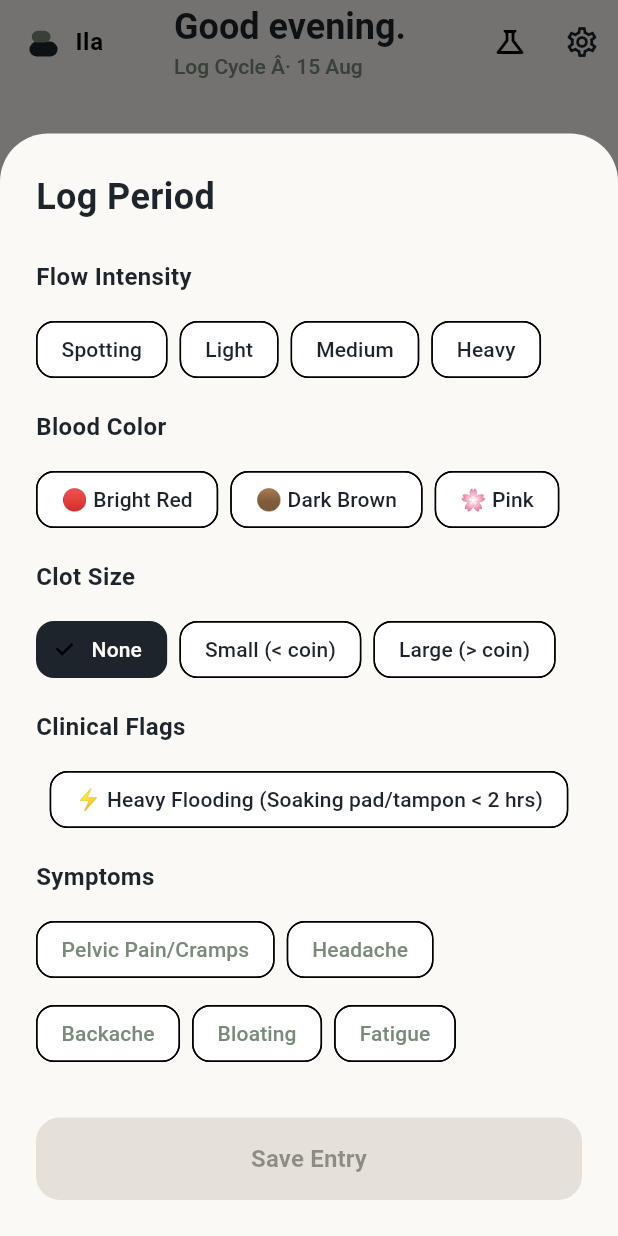
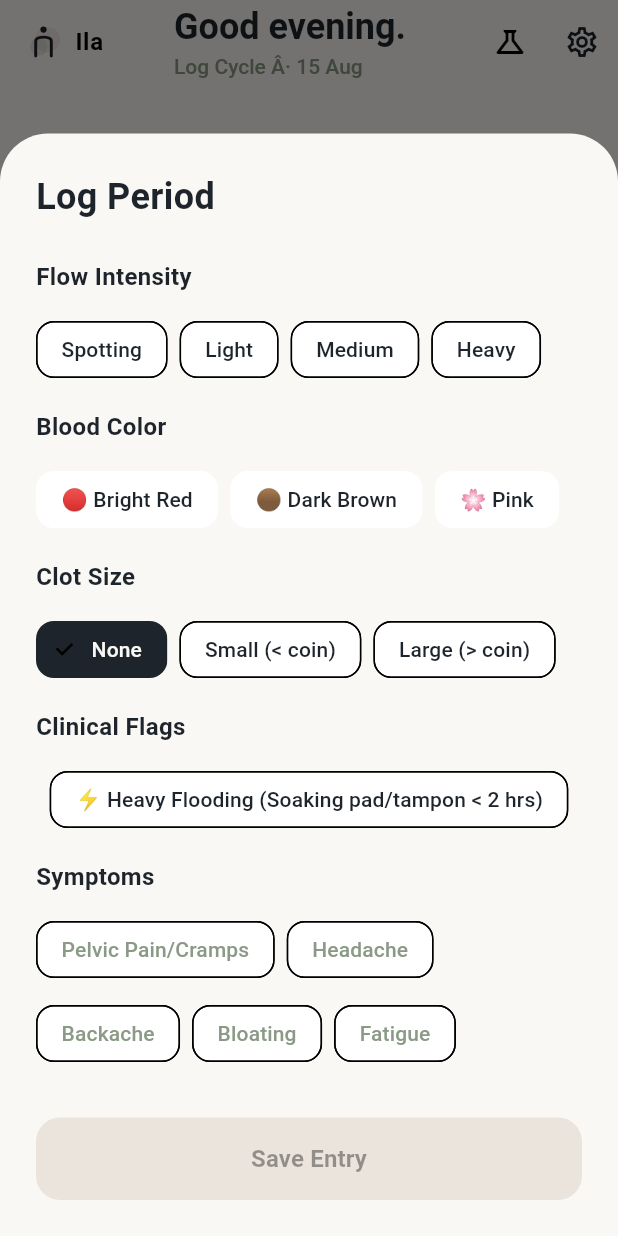
Before and after one commit to Susmita-Dey/ila_app, a Flutter app: the screen it shows after launch, after a tap on "Continue", after a tap on "Cycle Log", on a phone screen of 412 x 824 dp. Run offline on Flutter 3.47's test engine with Material 3 defaults, Android fonts, the phone set to English and light mode, and no system bars; our stand-ins replace device_info_plus, drift, flutter_local_notifications, flutter_riverpod, package_info_plus, pdf and 4 more; accounts and stored records are empty; generated files the repository leaves out were written again.

Commit message:
Update to Refined Editorial Visual Identity and Notion-Style Illustrations

```diff
--- a/lib/core/theme/app_theme.dart
+++ b/lib/core/theme/app_theme.dart
@@ -1,47 +1,70 @@
 import 'package:flutter/material.dart';
 
 class AppColors {
-  static const warmIvory = Color(0xFFFBF9F5);
-  static const deepInk = Color(0xFF1E242B);
-  static const mutedSage = Color(0xFF7A8B7B);
-  static const softLavender = Color(0xFF9B8FB1);
-  static const subtlePeach = Color(0xFFE89A7D);
-  static const lightBorder = Color(0xFFE5E0D8);
-  static const cardBg = Color(0xFFFFFFFF);
-  static const alertRed = Color(0xFFD9534F);
+  // Canvas & Surfaces
+  static const Color warmCanvas = Color(0xFFFAF8F5); // Warm Cream / Ivory
+  static const Color cardSurface = Color(0xFFFFFFFF);
+  static const Color cardBorder = Color(0xFFEAE4DC);
+
+  // Typography & Primary Strokes
+  static const Color charcoalInk = Color(0xFF1E242B);
+  static const Color mutedText = Color(0xFF6B7280);
+
+  // Editorial Accent Washes (20% Opacity for Watercolor Fills)
+  static const Color washedSage = Color(0xFF8A9A86);
+  static const Color sageTint = Color(0x338A9A86); // 20% opacity
+
+  static const Color dustyBlush = Color(0xFFDCAE9F);
+  static const Color blushTint = Color(0x33DCAE9F); // 20% opacity
+
+  static const Color clayTerracotta = Color(0xFFD98A72);
+  static const Color clayTint = Color(0x33D98A72); // 20% opacity
+
+  static const Color warmOchre = Color(0xFFE8C58C);
+  static const Color ochreTint = Color(0x33E8C58C); // 20% opacity
+
+  // Legacy aliases to prevent compile errors during transition
+  static const Color warmIvory = warmCanvas;
+  static const Color deepInk = charcoalInk;
+  static const Color mutedSage = washedSage;
+  static const Color lightBorder = cardBorder;
+  static const Color cardBg = cardSurface;
+  static const Color alertRed = Color(0xFFD9534F);
+  static const Color softLavender = Color(0xFF9B8FB1);
+  static const Color subtlePeach = Color(0xFFE89A7D);
 }
 
 class AppTheme {
   static ThemeData get light {
     return ThemeData(
-      scaffoldBackgroundColor: AppColors.warmIvory,
+      scaffoldBackgroundColor: AppColors.warmCanvas,
       useMaterial3: true,
       colorScheme: const ColorScheme.light(
-        surface: AppColors.warmIvory,
-        primary: AppColors.deepInk,
-        secondary: AppColors.mutedSage,
+        surface: AppColors.warmCanvas,
+        primary: AppColors.charcoalInk,
+        secondary: AppColors.washedSage,
       ),
       appBarTheme: const AppBarTheme(
-        backgroundColor: AppColors.warmIvory,
+        backgroundColor: AppColors.warmCanvas,
         elevation: 0,
         centerTitle: false,
         titleTextStyle: TextStyle(
-          color: AppColors.deepInk,
+          color: AppColors.charcoalInk,
           fontSize: 20,
           fontWeight: FontWeight.w600,
         ),
       ),
       cardTheme: CardThemeData(
-        color: AppColors.cardBg,
+        color: AppColors.cardSurface,
         elevation: 0,
         shape: RoundedRectangleBorder(
           borderRadius: BorderRadius.circular(12),
-          side: const BorderSide(color: AppColors.lightBorder, width: 1),
+          side: const BorderSide(color: AppColors.cardBorder, width: 1),
         ),
       ),
       textTheme: const TextTheme(
-        bodyMedium: TextStyle(color: AppColors.deepInk, height: 1.5),
-        bodyLarge: TextStyle(color: AppColors.deepInk, height: 1.5),
+        bodyMedium: TextStyle(color: AppColors.charcoalInk, height: 1.5),
+        bodyLarge: TextStyle(color: AppColors.charcoalInk, height: 1.5),
       ),
     );
   }
--- a/lib/core/widgets/ila_logo.dart
+++ b/lib/core/widgets/ila_logo.dart
@@ -1,126 +1,60 @@
 import 'package:flutter/material.dart';
-
-enum IlaLogoStyle { cairn, arch }
+import '../theme/app_theme.dart';
 
 class IlaLogo extends StatelessWidget {
   final double size;
-  final IlaLogoStyle style;
-  final Color? inkColor;
-  final Color? sageColor;
-
-  const IlaLogo({
-    super.key,
-    this.size = 32,
-    this.style = IlaLogoStyle.cairn,
-    this.inkColor,
-    this.sageColor,
-  });
+  const IlaLogo({super.key, this.size = 32});
 
   @override
   Widget build(BuildContext context) {
     return SizedBox(
       width: size,
       height: size,
-      child: CustomPaint(
-        painter: style == IlaLogoStyle.cairn
-            ? _IlaCairnPainter(
-                inkColor: inkColor ?? const Color(0xFF1E242B),
-                sageColor: sageColor ?? const Color(0xFF7A8B7B),
-              )
-            : _IlaArchPainter(
-                inkColor: inkColor ?? const Color(0xFF1E242B),
-                sageColor: sageColor ?? const Color(0xFF7A8B7B),
-              ),
-      ),
+      child: CustomPaint(painter: _IlaEditorialLogoPainter()),
     );
   }
 }
 
-/// Solid Minimalist Cairn (Balanced Organic River Stones)
-class _IlaCairnPainter extends CustomPainter {
-  final Color inkColor;
-  final Color sageColor;
-
-  _IlaCairnPainter({required this.inkColor, required this.sageColor});
-
+class _IlaEditorialLogoPainter extends CustomPainter {
   @override
   void paint(Canvas canvas, Size size) {
     final w = size.width;
     final h = size.height;
 
-    // Base Grounding Stone (Deep Ink)
-    final basePaint = Paint()
-      ..color = inkColor
-      ..style = PaintingStyle.fill
-      ..isAntiAlias = true;
+    // 1. Organic Watercolor Spot Wash (Blush & Sage blend)
+    final blushWash = Paint()..color = AppColors.blushTint..style = PaintingStyle.fill;
+    canvas.drawOval(
+      Rect.fromCenter(center: Offset(w * 0.60, h * 0.44), width: w * 0.65, height: h * 0.65),
+      blushWash,
+    );
 
-    final baseStone = Path()
-      ..addRRect(RRect.fromRectAndCorners(
-        Rect.fromCenter(center: Offset(w * 0.50, h * 0.68), width: w * 0.72, height: h * 0.38),
-        topLeft: Radius.circular(w * 0.20),
-        topRight: Radius.circular(w * 0.20),
-        bottomLeft: Radius.circular(w * 0.18),
-        bottomRight: Radius.circular(w * 0.18),
-      ));
-    canvas.drawPath(baseStone, basePaint);
+    final sageWash = Paint()..color = AppColors.sageTint..style = PaintingStyle.fill;
+    canvas.drawOval(
+      Rect.fromCenter(center: Offset(w * 0.38, h * 0.62), width: w * 0.45, height: h * 0.45),
+      sageWash,
+    );
 
-    // Resting Balance Stone (Muted Sage)
-    final topPaint = Paint()
-      ..color = sageColor
-      ..style = PaintingStyle.fill
-      ..isAntiAlias = true;
+    // 2. Charcoal Line Art
+    final inkPaint = Paint()
+      ..color = AppColors.charcoalInk
+      ..style = PaintingStyle.stroke
+      ..strokeWidth = w * 0.075
+      ..strokeCap = StrokeCap.round
+      ..strokeJoin = StrokeJoin.round;
 
-    final topStone = Path()
-      ..addRRect(RRect.fromRectAndCorners(
-        Rect.fromCenter(center: Offset(w * 0.44, h * 0.36), width: w * 0.48, height: h * 0.30),
-        topLeft: Radius.circular(w * 0.16),
-        topRight: Radius.circular(w * 0.16),
-        bottomLeft: Radius.circular(w * 0.14),
-        bottomRight: Radius.circular(w * 0.14),
-      ));
-    canvas.drawPath(topStone, topPaint);
+    // Floating Dot (Clarity Seed)
+    canvas.drawCircle(Offset(w * 0.50, h * 0.18), w * 0.08, Paint()..color = AppColors.charcoalInk);
+
+    // Architectural Arch Stem
+    final arch = Path();
+    arch.moveTo(w * 0.30, h * 0.86);
+    arch.lineTo(w * 0.30, h * 0.48);
+    arch.cubicTo(w * 0.30, h * 0.34, w * 0.70, h * 0.34, w * 0.70, h * 0.48);
+    arch.lineTo(w * 0.70, h * 0.86);
+
+    canvas.drawPath(arch, inkPaint);
   }
 
   @override
   bool shouldRepaint(covariant CustomPainter oldDelegate) => false;
 }
-
-/// The Sanctuary Arch ('i' Monogram)
-class _IlaArchPainter extends CustomPainter {
-  final Color inkColor;
-  final Color sageColor;
-
-  _IlaArchPainter({required this.inkColor, required this.sageColor});
-
-  @override
-  void paint(Canvas canvas, Size size) {
-    final w = size.width;
-    final h = size.height;
-
-    // Floating Dot / Seed (Muted Sage)
-    final dotPaint = Paint()
-      ..color = sageColor
-      ..style = PaintingStyle.fill
-      ..isAntiAlias = true;
-    canvas.drawCircle(Offset(w * 0.5, h * 0.20), w * 0.09, dotPaint);
-
-    // Arch Body / Pillar (Deep Ink)
-    final archPaint = Paint()
-      ..color = inkColor
-      ..style = PaintingStyle.fill
-      ..isAntiAlias = true;
-
-    final archPath = Path()
-      ..addRRect(RRect.fromRectAndCorners(
-        Rect.fromLTWH(w * 0.36, h * 0.38, w * 0.28, h * 0.48),
-        topLeft: Radius.circular(w * 0.14),
-        topRight: Radius.circular(w * 0.14),
-        bottomLeft: Radius.circular(w * 0.06),
-        bottomRight: Radius.circular(w * 0.06),
-      ));
-    canvas.drawPath(archPath, archPaint);
-  }
-
-  @override
-  bool shouldRepaint(covariant CustomPainter oldDelegate) => false;
-}
--- /dev/null
+++ b/lib/core/widgets/illustrations/illustration_sanctuary.dart
@@ -0,0 +1,78 @@
+import 'package:flutter/material.dart';
+import '../../theme/app_theme.dart';
+
+class IllustrationSanctuary extends StatelessWidget {
+  final double size;
+  const IllustrationSanctuary({super.key, this.size = 180});
+
+  @override
+  Widget build(BuildContext context) {
+    return SizedBox(
+      width: size,
+      height: size,
+      child: CustomPaint(painter: _SanctuaryPainter()),
+    );
+  }
+}
+
+class _SanctuaryPainter extends CustomPainter {
+  @override
+  void paint(Canvas canvas, Size size) {
+    final w = size.width;
+    final h = size.height;
+
+    // Organic Blush & Sage Background Wash
+    canvas.drawOval(
+      Rect.fromCenter(center: Offset(w * 0.48, h * 0.45), width: w * 0.65, height: h * 0.65),
+      Paint()..color = AppColors.blushTint..style = PaintingStyle.fill,
+    );
+    canvas.drawOval(
+      Rect.fromCenter(center: Offset(w * 0.62, h * 0.68), width: w * 0.35, height: h * 0.35),
+      Paint()..color = AppColors.sageTint..style = PaintingStyle.fill,
+    );
+
+    final ink = Paint()
+      ..color = AppColors.charcoalInk
+      ..style = PaintingStyle.stroke
+      ..strokeWidth = 2.2
+      ..strokeCap = StrokeCap.round;
+
+    // Arch Frame
+    final arch = Path();
+    arch.moveTo(w * 0.22, h * 0.88);
+    arch.lineTo(w * 0.22, h * 0.45);
+    arch.cubicTo(w * 0.22, h * 0.15, w * 0.78, h * 0.15, w * 0.78, h * 0.45);
+    arch.lineTo(w * 0.78, h * 0.88);
+    canvas.drawPath(arch, ink);
+
+    canvas.drawLine(Offset(w * 0.14, h * 0.88), Offset(w * 0.86, h * 0.88), ink);
+
+    // Subtle Panes
+    final paneInk = Paint()
+      ..color = AppColors.charcoalInk.withOpacity(0.3)
+      ..style = PaintingStyle.stroke
+      ..strokeWidth = 1.2;
+    canvas.drawLine(Offset(w * 0.50, h * 0.23), Offset(w * 0.50, h * 0.65), paneInk);
+    canvas.drawLine(Offset(w * 0.26, h * 0.48), Offset(w * 0.74, h * 0.48), paneInk);
+
+    // Plant Pot on Sill
+    final pot = Path();
+    pot.moveTo(w * 0.56, h * 0.88);
+    pot.lineTo(w * 0.58, h * 0.76);
+    pot.lineTo(w * 0.72, h * 0.76);
+    pot.lineTo(w * 0.74, h * 0.88);
+    pot.close();
+    canvas.drawPath(pot, ink);
+
+    // Sprouting Leaf
+    final branch = Path();
+    branch.moveTo(w * 0.65, h * 0.76);
+    branch.cubicTo(w * 0.65, h * 0.65, w * 0.72, h * 0.58, w * 0.68, h * 0.48);
+    canvas.drawPath(branch, ink);
+    canvas.drawOval(Rect.fromCenter(center: Offset(w * 0.62, h * 0.62), width: 10, height: 6), Paint()..color = AppColors.washedSage);
+    canvas.drawOval(Rect.fromCenter(center: Offset(w * 0.72, h * 0.54), width: 9, height: 5), Paint()..color = AppColors.washedSage);
+  }
+
+  @override
+  bool shouldRepaint(covariant CustomPainter oldDelegate) => false;
+}
--- a/lib/features/cycle/presentation/widgets/quick_log_sheet.dart
+++ b/lib/features/cycle/presentation/widgets/quick_log_sheet.dart
@@ -80,15 +80,28 @@ class _QuickLogSheetState extends ConsumerState<QuickLogSheet> {
             Wrap(
               spacing: 8,
               runSpacing: 8,
-              children: _colors.map((color) => ChoiceChip(
-                label: Text(color),
-                selected: _selectedColor == color,
-                onSelected: (selected) => setState(() => _selectedColor = selected ? color : null),
-                selectedColor: AppColors.deepInk,
-                labelStyle: TextStyle(color: _selectedColor == color ? AppColors.warmIvory : AppColors.deepInk),
-                backgroundColor: AppColors.cardBg,
-                shape: RoundedRectangleBorder(borderRadius: BorderRadius.circular(12)),
-              )).toList(),
+              children: _colors.map((color) {
+                Color getSelectedColor() {
+                  if (color.contains('Pink')) return AppColors.dustyBlush;
+                  if (color.contains('Brown')) return AppColors.clayTerracotta;
+                  return AppColors.charcoalInk;
+                }
+
+                return ChoiceChip(
+                  label: Text(color),
+                  selected: _selectedColor == color,
+                  onSelected: (selected) => setState(() => _selectedColor = selected ? color : null),
+                  selectedColor: getSelectedColor(),
+                  labelStyle: TextStyle(color: _selectedColor == color ? AppColors.warmIvory : AppColors.deepInk),
+                  backgroundColor: AppColors.cardBg,
+                  shape: RoundedRectangleBorder(
+                    borderRadius: BorderRadius.circular(12),
+                    side: BorderSide(
+                      color: _selectedColor == color ? AppColors.charcoalInk : Colors.transparent,
+                    ),
+                  ),
+                );
+              }).toList(),
             ),
             const SizedBox(height: 16),
 
@@ -162,14 +175,21 @@ class _QuickLogSheetState extends ConsumerState<QuickLogSheet> {
               onPressed: _selectedFlow == null ? null : () async {
                 String? parsedColor;
                 if (_selectedColor != null) {
-                  if (_selectedColor!.contains('Red')) parsedColor = 'BrightRed';
-                  else if (_selectedColor!.contains('Brown')) parsedColor = 'DarkBrown';
-                  else parsedColor = 'Pink';
+                  if (_selectedColor!.contains('Red')) {
+                    parsedColor = 'BrightRed';
+                  } else if (_selectedColor!.contains('Brown')) {
+                    parsedColor = 'DarkBrown';
+                  } else {
+                    parsedColor = 'Pink';
+                  }
                 }
 
                 String parsedClot = 'None';
-                if (_selectedClots.contains('Small')) parsedClot = 'Small';
-                else if (_selectedClots.contains('Large')) parsedClot = 'Large';
+                if (_selectedClots.contains('Small')) {
+                  parsedClot = 'Small';
+                } else if (_selectedClots.contains('Large')) {
+                  parsedClot = 'Large';
+                }
 
                 await ref.read(cycleControllerProvider.notifier).logCycleEvent(
                   date: DateTime.now(),
--- a/lib/features/onboarding/presentation/onboarding_screen.dart
+++ b/lib/features/onboarding/presentation/onboarding_screen.dart
@@ -1,6 +1,6 @@
 import 'package:flutter/material.dart';
 import '../../../core/theme/app_theme.dart';
-import '../../../core/widgets/ila_logo.dart';
+import '../../../core/widgets/illustrations/illustration_sanctuary.dart';
 import '../../../main.dart';
 
 class OnboardingScreen extends StatelessWidget {
@@ -19,7 +19,7 @@ class OnboardingScreen extends StatelessWidget {
             children: [
               const Spacer(),
               const Center(
-                child: IlaLogo(size: 64, style: IlaLogoStyle.cairn),
+                child: IllustrationSanctuary(size: 170),
               ),
               const SizedBox(height: 48),
               const Text(
--- a/lib/features/today/presentation/today_screen.dart
+++ b/lib/features/today/presentation/today_screen.dart
@@ -9,8 +9,8 @@ import '../../routines/presentation/routine_setup_sheet.dart';
 import '../../../core/database/app_database.dart';
 import '../../../core/providers/database_provider.dart';
 import '../../../core/utils/dev_seed_data.dart';
-import '../../../core/widgets/Ila_logo.dart';
-import '../../../core/widgets/illustrations/calm_empty_state.dart';
+import '../../../core/widgets/ila_logo.dart';
+import '../../../core/widgets/illustrations/illustration_caught_up.dart';
 
 class TodayScreen extends ConsumerWidget {
   const TodayScreen({super.key});
@@ -37,7 +37,7 @@ class TodayScreen extends ConsumerWidget {
                 child: Row(
                   mainAxisSize: MainAxisSize.min,
                   children: [
-                    const IlaLogo(size: 26, style: IlaLogoStyle.cairn),
+                    const IlaLogo(size: 26),
                     const SizedBox(width: 8),
                     Text(
                       'Ila',
@@ -108,7 +108,7 @@ class TodayScreen extends ConsumerWidget {
                       const Center(
                         child: Column(
                           children: [
-                            CalmEmptyStateIllustration(width: 160, height: 120),
+                            IllustrationCaughtUp(size: 150),
                             SizedBox(height: 16),
                             Text(
                               "You're all caught up for today.",
```
Also changed, not shown: lib/core/utils/generate_icon_assets.dart (+42 -33 lines), lib/core/widgets/illustrations/illustration_caught_up.dart (added, +79 -0 lines), lib/core/widgets/illustrations/illustration_report.dart (added, +71 -0 lines), lib/features/report/presentation/report_screen.dart (+12 -3 lines), assets/branding/ila_icon.png, assets/branding/ila_icon_foreground.png, assets/branding/ila_splash.png, 50 other files.
